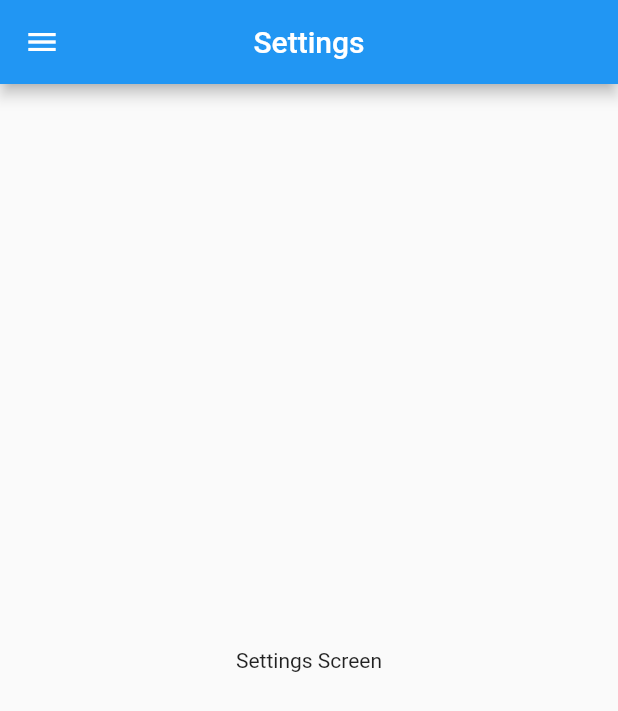
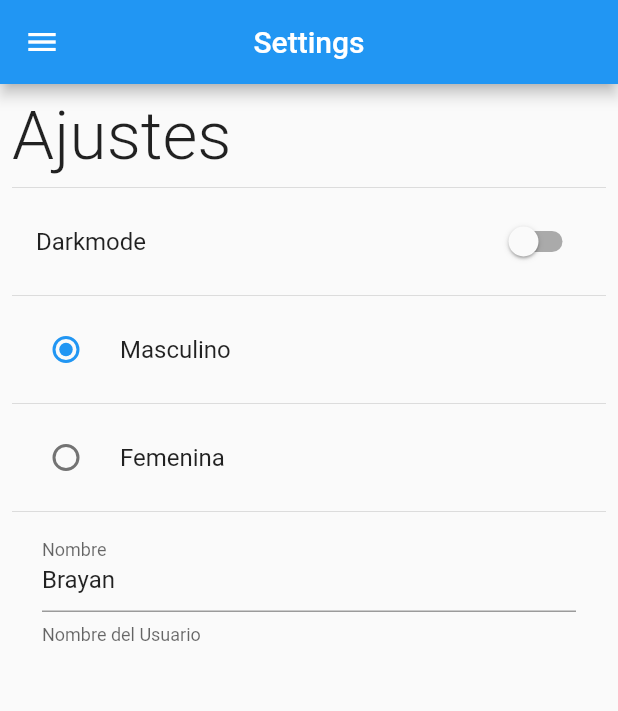
Before and after one commit to brayanzul/Preferences_app, a Flutter app: the SettingsScreen screen opened by its route, on a phone screen of 412 x 824 dp. Shown: the top 711 px of the screen. Run offline on Flutter 3.47's test engine with Material 2 defaults, Android fonts, the phone set to English and light mode, and no system bars.

Commit message:
Add the Preferences App project and work today: Home Screen: Add more stuff on the home screen, Settings Screen: Add more content on this other screen, Preferences

```diff
--- a/lib/screens/settings_screen.dart
+++ b/lib/screens/settings_screen.dart
@@ -2,11 +2,21 @@ import 'package:flutter/material.dart';
 import 'package:preferences_app/widgets/widgets.dart';
 
 
-class SettingsScreen extends StatelessWidget {
+class SettingsScreen extends StatefulWidget {
 
   static const String routerName = 'Settings';
 
   const SettingsScreen({super.key});
+
+  @override
+  State<SettingsScreen> createState() => _SettingsScreenState();
+}
+
+class _SettingsScreenState extends State<SettingsScreen> {
+
+  bool isDarkmode = false;
+  int gender = 1;
+  String name = 'Zeus';
 
   @override
   Widget build(BuildContext context) {
@@ -16,9 +26,66 @@ class SettingsScreen extends StatelessWidget {
         title: const Text('Settings'),
       ),
       drawer: const SideMenu(),
-      body: const Center(
-        child: Text('Settings Screen'),
-     ),
+      body: Padding(
+        padding: const EdgeInsets.all(8.0),
+        child: SingleChildScrollView(
+          child: Column(
+            crossAxisAlignment: CrossAxisAlignment.start,
+            children: [
+              const Text('Ajustes', style: TextStyle( fontSize: 45, fontWeight: FontWeight.w300 )),
+              const Divider(),
+
+              SwitchListTile.adaptive(
+                value: isDarkmode,
+                title: const Text('Darkmode'),
+                onChanged: (value) {
+                  isDarkmode = value;
+                  setState(() {});
+                }
+              ),
+              const Divider(),
+
+              RadioListTile(
+                value: 1,
+                groupValue: gender,
+                title: const Text('Masculino'),
+                onChanged: ( value ) {
+                  gender = value ?? 1;
+                  setState(() {});
+                }
+              ),
+              const Divider(),
+              RadioListTile(
+                value: 2,
+                groupValue: gender,
+                title: const Text('Femenina'),
+                onChanged: ( value ) {
+                  gender = value ?? 2;
+                  setState(() {});
+                }
+              ),
+
+              const Divider(),
+
+              Padding(
+                padding: const EdgeInsets.symmetric( horizontal: 20 ),
+                child: TextFormField(
+                  initialValue: 'Brayan',
+                  onChanged: ( value ){
+                    name = value;
+                    setState(() {});
+                  },
+                  decoration: const InputDecoration(
+                    labelText: 'Nombre',
+                    helperText: 'Nombre del Usuario'
+                  ),
+                ),
+              )
+
+            ],
+          ),
+        ),
+      )
    );
   }
 }
--- /dev/null
+++ b/lib/share_preferences/preferences.dart
@@ -0,0 +1,4 @@
+
+class Preferences {
+
+}
--- a/pubspec.yaml
+++ b/pubspec.yaml
@@ -36,6 +36,7 @@ dependencies:
   # The following adds the Cupertino Icons font to your application.
   # Use with the CupertinoIcons class for iOS style icons.
   cupertino_icons: ^1.0.2
+  shared_preferences: ^2.0.15
 
 dev_dependencies:
   flutter_test:
```
Also changed, not shown: lib/screens/home_screen.dart (+11 -3 lines), pubspec.lock.
